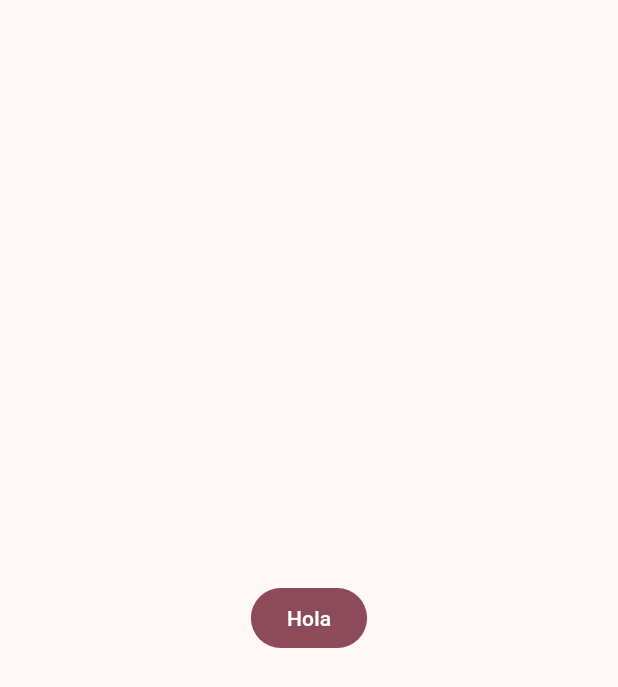
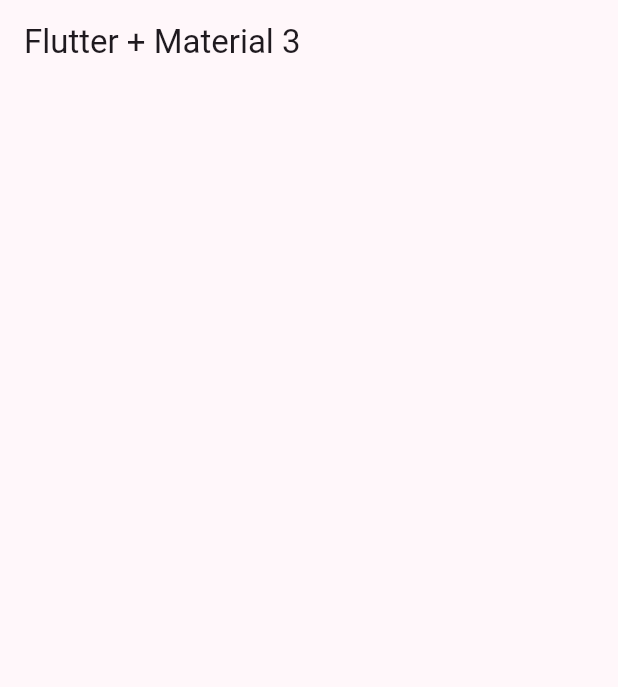
Before and after one commit to Davichobits/Flutter_widgets_app, a Flutter app: the screen it shows after launch, on a phone screen of 412 x 824 dp. Shown: the top 687 px of the screen. Run offline on Flutter 3.47's test engine with Material 3 defaults, Android fonts, the phone set to English and light mode, and no system bars.

```diff
--- a/lib/config/theme/app_theme.dart
+++ b/lib/config/theme/app_theme.dart
@@ -23,5 +23,6 @@ class AppTheme {
   ThemeData getTheme() => ThemeData(
     useMaterial3: true,
     colorSchemeSeed: colorList[selectedColor],
+    appBarTheme: const AppBarTheme(centerTitle: false)
   );
 }
--- a/lib/main.dart
+++ b/lib/main.dart
@@ -1,5 +1,6 @@
 import 'package:flutter/material.dart';
 import 'package:widgets_app/config/theme/app_theme.dart';
+import 'package:widgets_app/presentation/screens/home/home_screen.dart';
 
 void main() {
   runApp(const MyApp());
@@ -12,13 +13,8 @@ class MyApp extends StatelessWidget {
   Widget build(BuildContext context) {
     return  MaterialApp(
       debugShowCheckedModeBanner: false,
-      theme: AppTheme(selectedColor: 8).getTheme(),
-      title: 'Flutter Demo',
-      home: Scaffold(
-        body: Center(
-          child: FilledButton(onPressed: (){}, child:  const Text('Hola'))
-        )
-      ),
+      theme: AppTheme(selectedColor: 4).getTheme(),
+      home: const HomeScreen(),
     );
   }
 }
--- /dev/null
+++ b/lib/presentation/screens/home/home_screen.dart
@@ -0,0 +1,12 @@
+import 'package:flutter/material.dart';
+
+class HomeScreen extends StatelessWidget {
+  const HomeScreen({super.key});
+
+  @override
+  Widget build(BuildContext context) {
+    return Scaffold(
+      appBar: AppBar(title: const Text('Flutter + Material 3'),),
+    );
+  }
+}
```
Also changed, not shown: lib/config/menu/menu_items.dart (added, +29 -0 lines).
